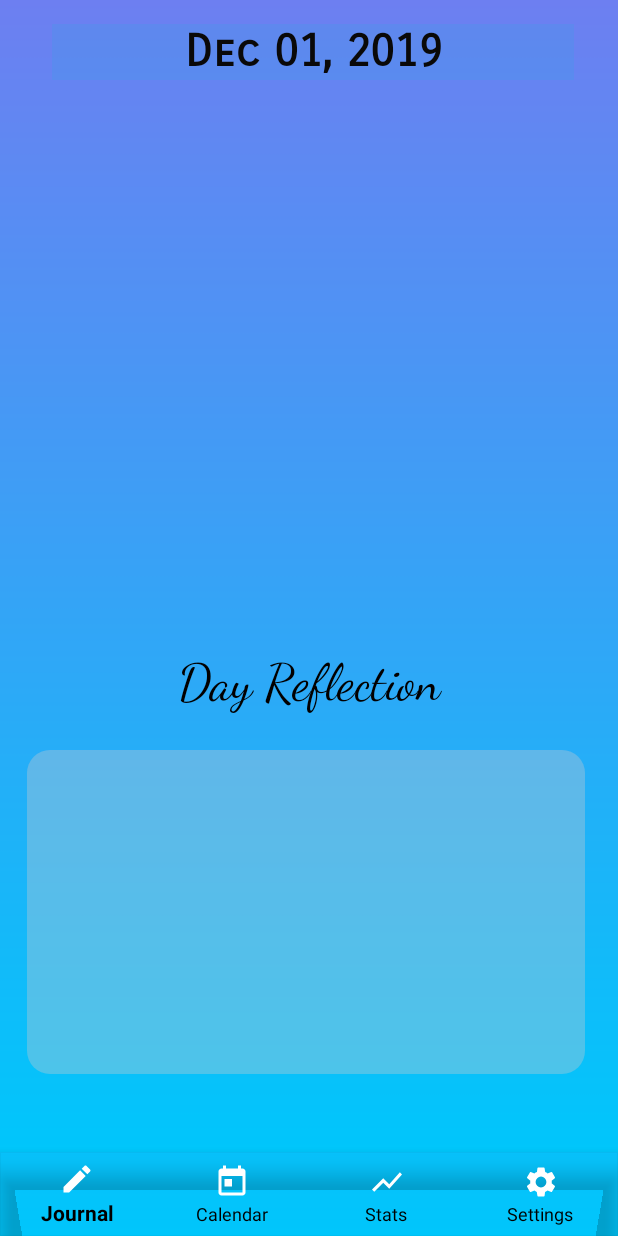
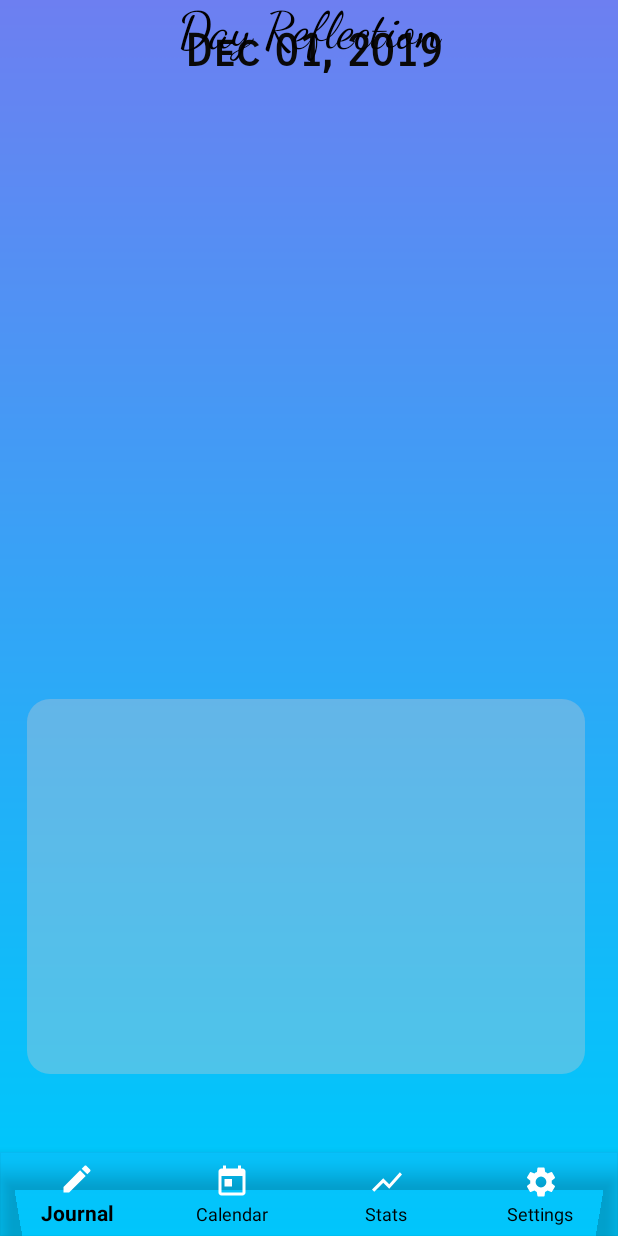
Before and after one commit to russe447/DailyJournal, an Android app: the screen it shows after launch (HomeScreenActivity), on a phone screen of 412 x 824 dp. Run offline under Robolectric (Android 15) with nearby library versions, the phone set to English and light mode, and no system bars.

```diff
--- a/app/build.gradle
+++ b/app/build.gradle
@@ -3,6 +3,7 @@ apply plugin: 'com.android.application'
 apply plugin: 'kotlin-android'
 
 apply plugin: 'kotlin-android-extensions'
+apply plugin: 'com.google.gms.google-services'
 
 android {
     compileSdkVersion 29
@@ -29,6 +30,7 @@ dependencies {
     implementation 'androidx.appcompat:appcompat:1.1.0'
     implementation 'androidx.core:core-ktx:1.1.0'
     implementation 'androidx.constraintlayout:constraintlayout:1.1.3'
+    implementation 'com.google.firebase:firebase-database:16.0.4'
     testImplementation 'junit:junit:4.12'
     androidTestImplementation 'androidx.test.ext:junit:1.1.0'
     androidTestImplementation 'androidx.test.espresso:espresso-core:3.2.0'
--- a/app/src/main/java/com/example/dailyjournal/HomeScreenActivity.kt
+++ b/app/src/main/java/com/example/dailyjournal/HomeScreenActivity.kt
@@ -33,7 +33,8 @@ class HomeScreenActivity : AppCompatActivity()  {
 
             when (item.itemId) {
                 R.id.journal -> {
-                    true
+                    frag = HomeScreenFragment()
+                    supportFragmentManager.beginTransaction().replace(R.id.fragment_container, frag).commit()
                 }
                 R.id.calendar -> {
                     frag = CalendarFragment()
--- a/app/src/main/res/layout/home_screen.xml
+++ b/app/src/main/res/layout/home_screen.xml
@@ -11,7 +11,7 @@
     <EditText
         android:id="@+id/editText2"
         android:layout_width="372dp"
-        android:layout_height="216dp"
+        android:layout_height="250dp"
         android:layout_marginStart="21dp"
         android:layout_marginEnd="22dp"
         android:layout_marginBottom="52dp"
@@ -32,7 +32,7 @@
         android:layout_marginStart="35dp"
         android:layout_marginTop="16dp"
         android:layout_marginEnd="29dp"
-        android:background="#1D00BCD4"
+        android:background="#0000BCD4"
         android:fontFamily="sans-serif-smallcaps"
         android:text="TextView"
         android:textAlignment="center"
@@ -48,16 +48,14 @@
         android:id="@+id/textView"
         android:layout_width="209dp"
         android:layout_height="52dp"
-        android:layout_marginBottom="13dp"
         android:fontFamily="cursive"
         android:text="Day Reflection"
         android:textAlignment="center"
         android:textColor="#020000"
         android:textSize="34sp"
-        app:layout_constraintBottom_toTopOf="@+id/editText2"
         app:layout_constraintLeft_toLeftOf="parent"
         app:layout_constraintRight_toRightOf="parent"
-        tools:layout_editor_absoluteX="101dp" />
+        tools:layout_editor_absoluteY="71dp" />
 
 
 </androidx.constraintlayout.widget.ConstraintLayout>
--- a/build.gradle
+++ b/build.gradle
@@ -10,6 +10,7 @@ buildscript {
     dependencies {
         classpath 'com.android.tools.build:gradle:3.5.2'
         classpath "org.jetbrains.kotlin:kotlin-gradle-plugin:$kotlin_version"
+        classpath 'com.google.gms:google-services:4.2.0'
         // NOTE: Do not place your application dependencies here; they belong
         // in the individual module build.gradle files
     }
```
Also changed, not shown: 1 other file.
